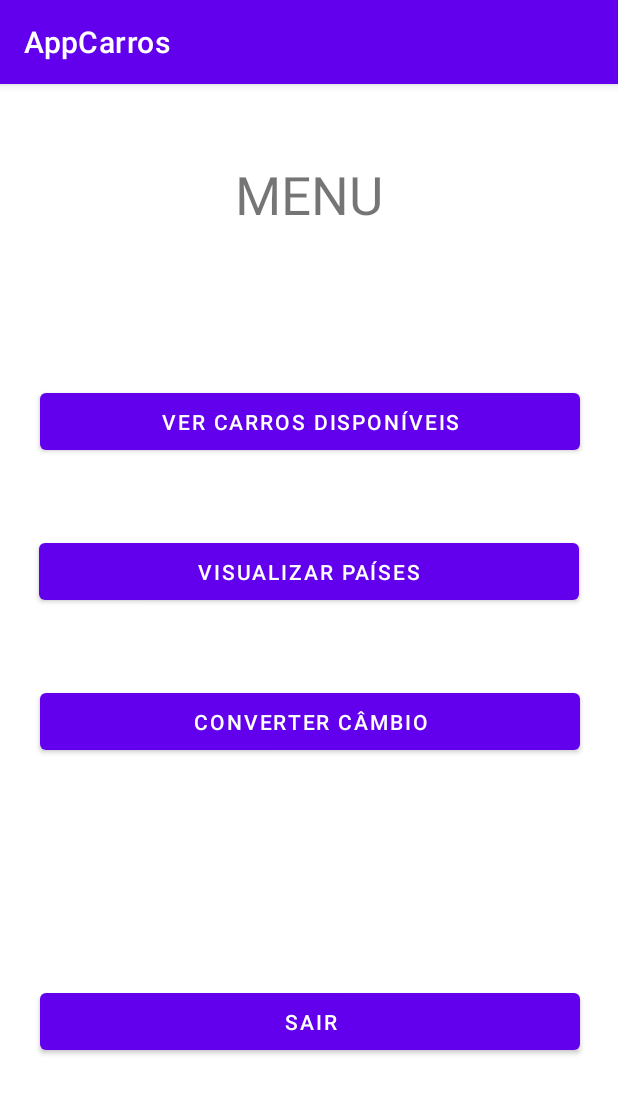
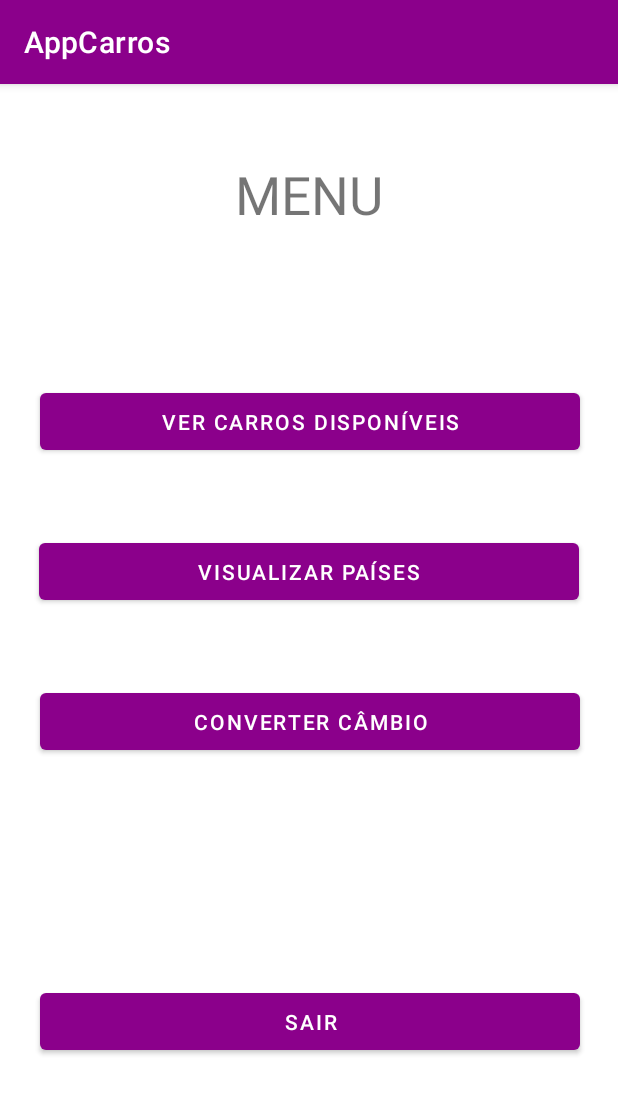
Before and after one commit to ThatianeZago/AppCarros, an Android app: the screen it shows after launch (Menu), on a phone screen of 412 x 824 dp. Shown: the top 1094 px of the screen. Run offline under Robolectric (Android 15) with nearby library versions, the light colour scheme and no system bars.

Commit message:
versao final AppCarros

```diff
--- a/app/src/main/res/values/colors.xml
+++ b/app/src/main/res/values/colors.xml
@@ -3,8 +3,11 @@
     <color name="purple_200">#FFBB86FC</color>
     <color name="purple_500">#FF6200EE</color>
     <color name="purple_700">#FF3700B3</color>
-    <color name="teal_200">#FF03DAC5</color>
     <color name="teal_700">#FF018786</color>
     <color name="black">#FF000000</color>
     <color name="white">#FFFFFFFF</color>
+    <color name="DarkTurquoise">#00CED1</color>
+    <color name="Turquoise">#40E0D0</color>
+    <color name="DarkMagenta">#8B008B</color>
+    <color name="MediumSlateBlue">#7B68EE</color>
 </resources>
--- a/app/src/main/res/values/themes.xml
+++ b/app/src/main/res/values/themes.xml
@@ -2,12 +2,12 @@
     <!-- Base application theme. -->
     <style name="Theme.AppCarros" parent="Theme.MaterialComponents.DayNight.DarkActionBar">
         <!-- Primary brand color. -->
-        <item name="colorPrimary">@color/purple_500</item>
-        <item name="colorPrimaryVariant">@color/purple_700</item>
+        <item name="colorPrimary">@color/DarkMagenta</item>
+        <item name="colorPrimaryVariant">@color/MediumSlateBlue</item>
         <item name="colorOnPrimary">@color/white</item>
         <!-- Secondary brand color. -->
-        <item name="colorSecondary">@color/teal_200</item>
-        <item name="colorSecondaryVariant">@color/teal_700</item>
+        <item name="colorSecondary">@color/DarkMagenta</item>
+        <item name="colorSecondaryVariant">@color/MediumSlateBlue</item>
         <item name="colorOnSecondary">@color/black</item>
         <!-- Status bar color. -->
         <item name="android:statusBarColor">?attr/colorPrimaryVariant</item>
```
